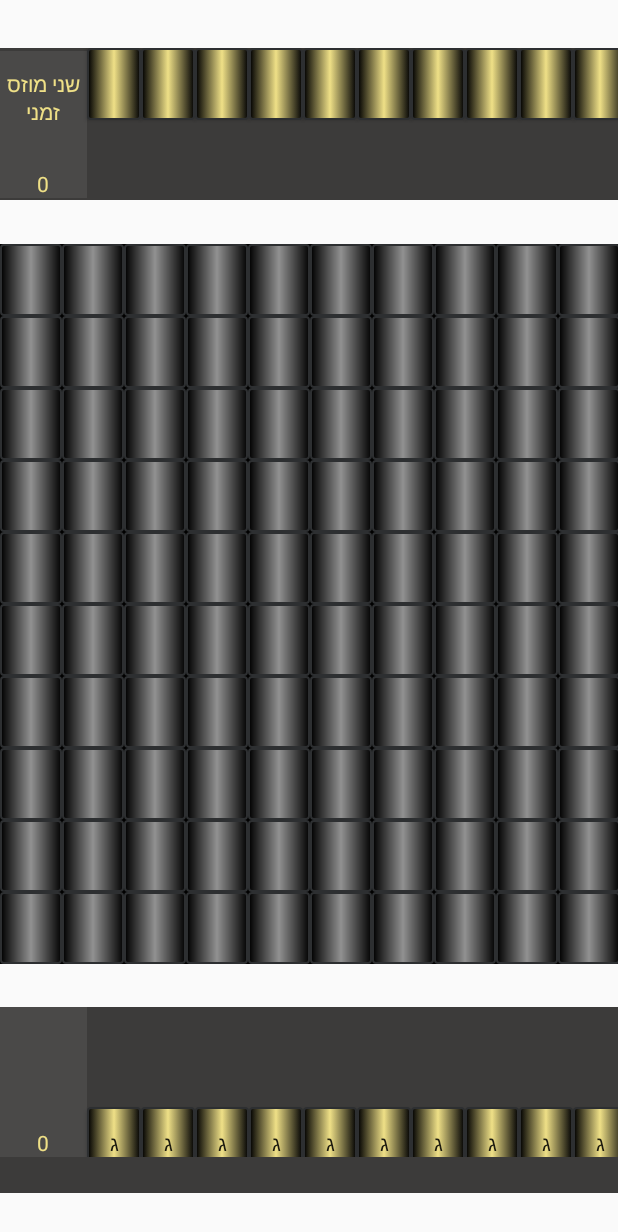
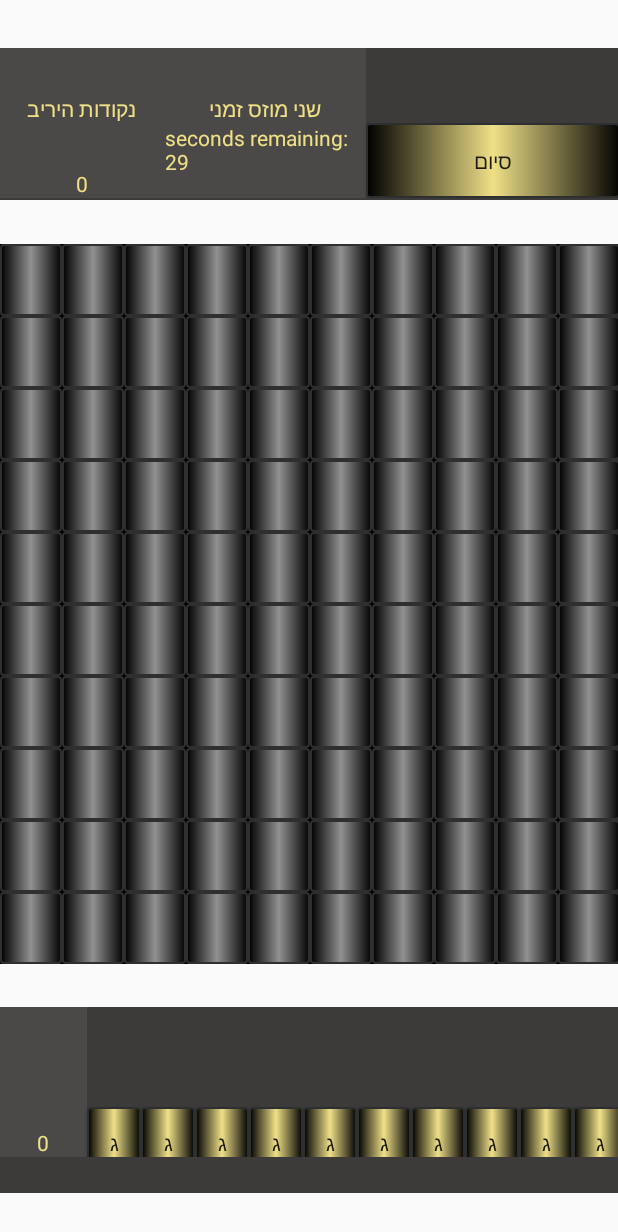
Before and after one commit to yakir1923/fireBaseEX, an Android app: the GamePage screen opened directly, with no data from a screen before it, on a phone screen of 412 x 824 dp. Shown: the top 1232 px of the screen. Run offline under Robolectric (Android 15) with nearby library versions, the phone set to English and light mode, and no system bars; Roboto replaces fonts that are not available here.

Commit message:
23/10/20 הוספתי טיימר

```diff
--- a/app/src/main/java/com/example/firebaseex/GamePage.java
+++ b/app/src/main/java/com/example/firebaseex/GamePage.java
@@ -4,17 +4,16 @@ import android.content.SharedPreferences;
 import android.graphics.Color;
 import android.graphics.drawable.Drawable;
 import android.os.Bundle;
+import android.os.CountDownTimer;
 import android.view.View;
 import android.widget.Button;
 import android.widget.TableLayout;
 import android.widget.TableRow;
 import android.widget.TextView;
-import android.widget.Toast;
 
 import androidx.appcompat.app.AppCompatActivity;
 
 import java.util.ArrayList;
-import java.util.List;
 import java.util.Random;
 
 public class GamePage extends AppCompatActivity {
@@ -38,6 +37,8 @@ private TableRow playerHand;
 private TableRow opponentHand;
 private static String tempLetter;
 private int buttonId;
+private TextView timer;
+private Button nextTurn;
     @Override
     protected void onCreate(Bundle savedInstanceState) {
         super.onCreate(savedInstanceState);
@@ -57,6 +58,11 @@ private int buttonId;
         playerName.setText(userDitale.getString("name",null));
         idNum=0;
         opponentName.setText("שני מוזס זמני");
+        timer=findViewById(R.id.timer_round);
+        setTimer();
+        nextTurn=findViewById(R.id.next_turn);
+        nextTurn.setBackground(getDrawable(R.drawable.active_button_color));
+        nextTurn.setText("סיום");
         buttonList=new ArrayList<Button>();
         letterArrayList=new ArrayList<Letter>();
         letterArrayList.add(new Letter("א",10,"---"));
@@ -136,10 +142,23 @@ private int buttonId;
             });
 
         }
-        for (i=0;i<10;i++){
-            opponentHand.addView(button=new MyButton(this));
-            button.setBackground(getDrawable(R.drawable.active_button_color));
-        }
+        nextTurn.setOnClickListener(new View.OnClickListener() {
+            @Override
+            public void onClick(View v) {
 
+            }
+        });
+    }
+    public void setTimer(){
+        new CountDownTimer(30000, 1000) {
+
+            public void onTick(long millisUntilFinished) {
+                timer.setText("seconds remaining: " + millisUntilFinished / 1000);
+            }
+
+            public void onFinish() {
+                timer.setText("done!");
+            }
+        }.start();
     }
 }
--- a/app/src/main/res/layout/activity_game_page.xml
+++ b/app/src/main/res/layout/activity_game_page.xml
@@ -26,12 +26,21 @@
             android:layout_height="wrap_content">
 
             <TextView
+                android:id="@+id/opponent"
+                android:layout_width="96dp"
+                android:layout_height="50dp"
+                android:background="#4A4948"
+                android:gravity="bottom|center"
+                android:textColor="#EFE087"
+                android:text="נקודות היריב"/>
+            <TextView
                 android:id="@+id/opponent_name"
-                android:layout_width="match_parent"
+                android:layout_width="96dp"
                 android:layout_height="50dp"
                 android:background="#4A4948"
                 android:gravity="bottom|center"
                 android:textColor="#EFE087" />
+
         </TableRow>
 
         <TableRow
@@ -46,6 +55,20 @@
                 android:background="#4A4948"
                 android:gravity="bottom|center"
                 android:textColor="#EFE087" />
+
+            <TextView
+                android:id="@+id/timer_round"
+                android:layout_width="134dp"
+                android:layout_height="match_parent"
+                android:background="#4A4948"
+                android:text="TextView"
+                android:textColor="#EFE087" />
+
+            <Button
+                android:id="@+id/next_turn"
+                android:layout_width="169dp"
+                android:layout_height="match_parent"
+                android:text="Button" />
 
         </TableRow>
 
```
